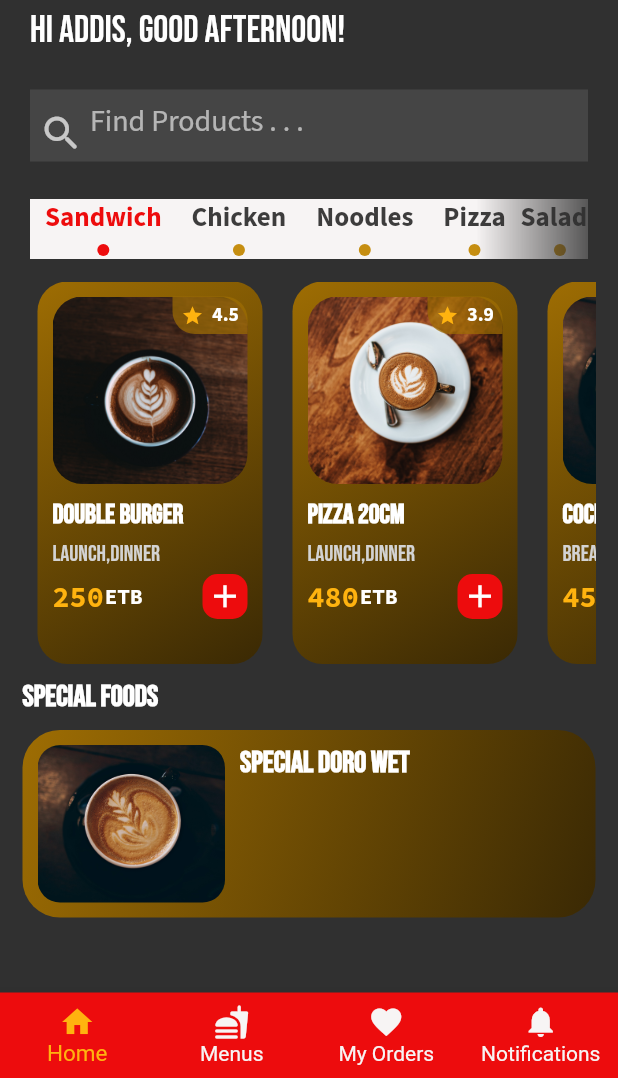
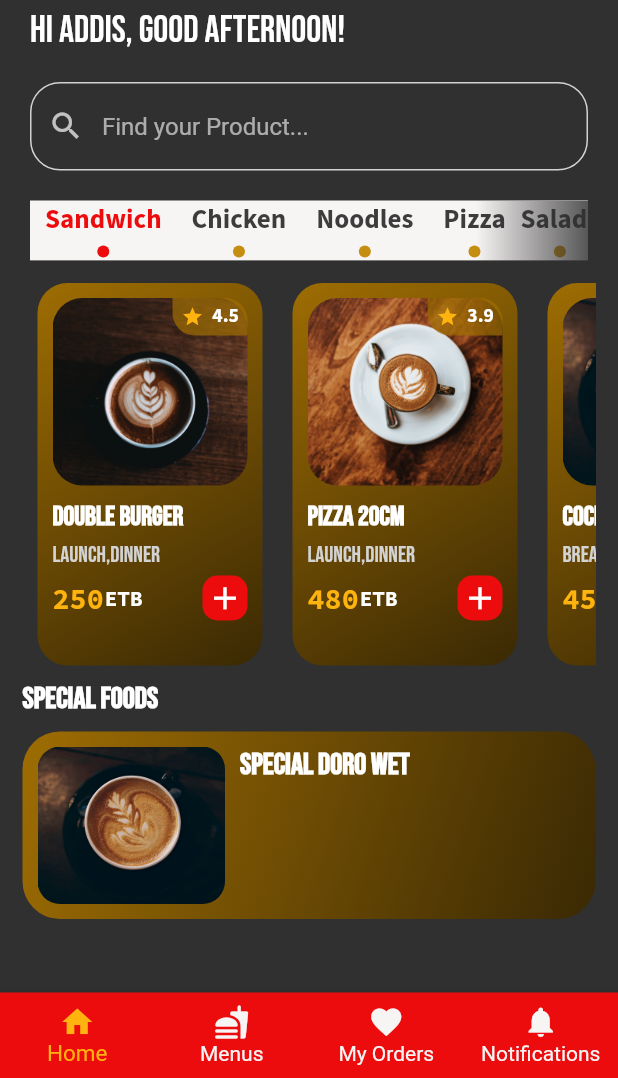
Before and after one commit to addispupi/doro_mart_app, a Flutter app: the screen it shows after launch, on a phone screen of 412 x 824 dp, the part 158-1236 px from its top. Run offline on Flutter 3.47's test engine with Material 2 defaults, Android fonts, the phone set to English and light mode, and no system bars; our stand-ins replace google_fonts.

Commit message:
Search Bar - Updated

```diff
--- a/lib/widgets/search_bar.dart
+++ b/lib/widgets/search_bar.dart
@@ -1,9 +1,6 @@
-import 'package:doro_mart/constants/color_palette.dart';
-import 'package:flutter/cupertino.dart';
 import 'package:flutter/material.dart';
-import 'package:flutter/src/widgets/container.dart';
-import 'package:flutter/src/widgets/framework.dart';
-import 'package:google_fonts/google_fonts.dart';
+
+import '../constants/color_palette.dart';
 
 class SearchBar extends StatefulWidget {
   const SearchBar({super.key});
@@ -16,35 +13,17 @@ class _SearchBarState extends State<SearchBar> {
   @override
   Widget build(BuildContext context) {
     return Padding(
-      padding: EdgeInsets.only(left: 15.0, right: 15.0),
-      child: Container(
-        padding: EdgeInsets.all(5.0),
-        width: MediaQuery.of(context).size.width - 30.0,
-        decoration: BoxDecoration(
-            borderRadius: BorderRadius.circular(20.0),
-            color: ColorPalette().inputTextBg),
-        child: TextField(
-          decoration: InputDecoration(
-              filled: true,
-              hintText: 'Find Products . . .',
-              contentPadding: EdgeInsets.fromLTRB(10.0, 7.0, 7.0, 12.0),
-              hintStyle: GoogleFonts.sourceSansPro(
-                  color: ColorPalette().textColor, fontSize: 20.0),
-              border: InputBorder.none,
-              fillColor: ColorPalette().inputTextBg,
-              prefixIcon: Padding(
-                padding: EdgeInsets.only(right: 6.0, left: 6.0),
-                child: Icon(
-                  Icons.search_rounded,
-                  size: 30.0,
-                  color: ColorPalette().secondaryColor,
-                ),
-              ),
-              prefixIconConstraints:
-                  BoxConstraints(maxHeight: 20.0, maxWidth: 40.0),
-              prefixIconColor: ColorPalette().secondaryColor),
-          style: GoogleFonts.sourceCodePro(),
-        ),
+      padding: EdgeInsets.symmetric(horizontal: 20.0),
+      child: TextField(
+        decoration: InputDecoration(
+            prefixIcon: Icon(Icons.search),
+            hintText: 'Find your Product...',
+            focusedBorder: OutlineInputBorder(
+                borderSide: BorderSide(color: ColorPalette().inputText),
+                borderRadius: BorderRadius.circular(20.0)),
+            enabledBorder: OutlineInputBorder(
+                borderSide: BorderSide(color: ColorPalette().inputText),
+                borderRadius: BorderRadius.circular(20.0))),
       ),
     );
   }
```
